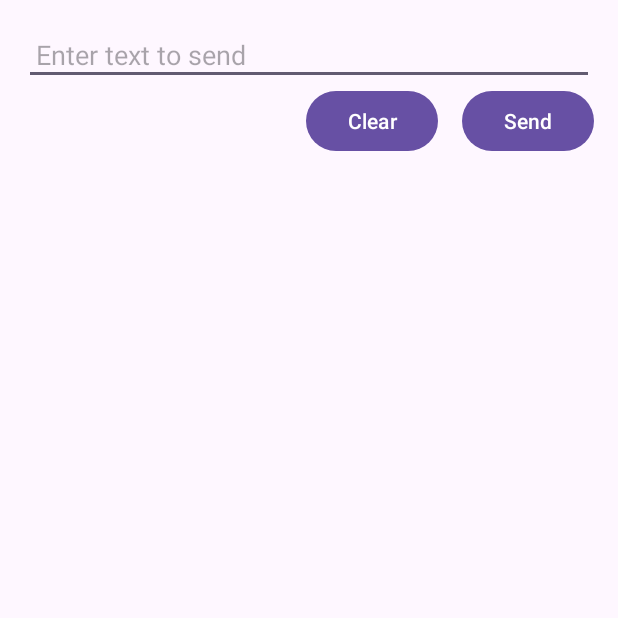
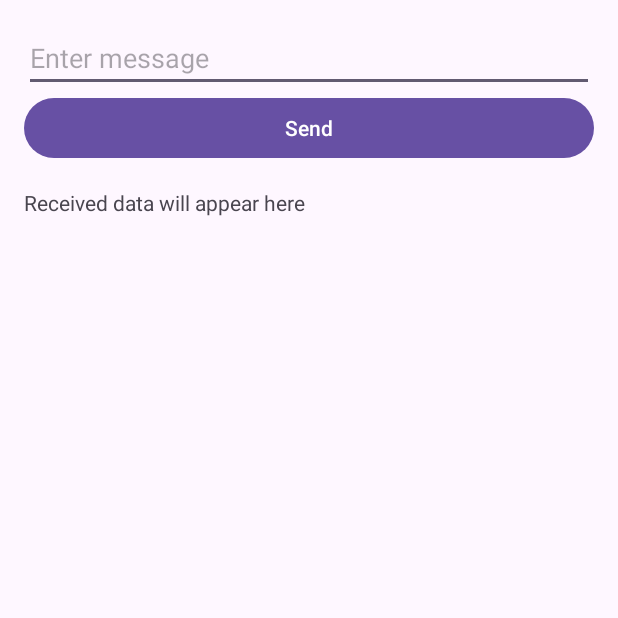
Before and after one commit to Almedada/ComTerminal, an Android app: the fragment FragmentTerminal shown on its own in the app's theme, after a tap on "Send", on a phone screen of 412 x 824 dp, the top half of it. Run offline under Robolectric (Android 15) with nearby library versions, the phone set to English and light mode, and no system bars.

```diff
--- a/Android/app/src/main/java/com/example/comterminal/FragmentTerminal.java
+++ b/Android/app/src/main/java/com/example/comterminal/FragmentTerminal.java
@@ -1,53 +1,95 @@
 package com.example.comterminal;
 
+import android.bluetooth.BluetoothSocket;
 import android.os.Bundle;
+import android.os.Handler;
+import android.os.Looper;
+import android.util.Log;
 import android.view.LayoutInflater;
 import android.view.View;
 import android.view.ViewGroup;
 import android.widget.Button;
 import android.widget.EditText;
 import android.widget.TextView;
+import androidx.annotation.NonNull;
+import androidx.fragment.app.Fragment;
 
-import androidx.annotation.NonNull;
-import androidx.annotation.Nullable;
-import androidx.fragment.app.Fragment;
+import java.io.IOException;
+import java.io.InputStream;
+import java.io.OutputStream;
 
 public class FragmentTerminal extends Fragment {
 
-    private EditText etTerminalInput;
-    private Button btnClear, btnSend;
-    private TextView tvTerminalOutput;
+    private BluetoothSocket bluetoothSocket;
+    private TextView textViewOutput;
+    private EditText editTextInput;
+    private OutputStream outputStream;
+    private InputStream inputStream;
+    private Handler handler = new Handler(Looper.getMainLooper());
 
-    @Nullable
     @Override
-    public View onCreateView(@NonNull LayoutInflater inflater, @Nullable ViewGroup container, @Nullable Bundle savedInstanceState) {
+    public View onCreateView(LayoutInflater inflater, ViewGroup container, Bundle savedInstanceState) {
+        // Inflating the layout for this fragment
         View view = inflater.inflate(R.layout.fragment_terminal, container, false);
 
-        etTerminalInput = view.findViewById(R.id.et_terminal_input);
-        btnClear = view.findViewById(R.id.btn_clear);
-        btnSend = view.findViewById(R.id.btn_send);
-        tvTerminalOutput = view.findViewById(R.id.tv_terminal_output);
+        // Getting references to UI elements
+        textViewOutput = view.findViewById(R.id.textViewOutput);
+        editTextInput = view.findViewById(R.id.editTextInput);
+        Button buttonSend = view.findViewById(R.id.buttonSend);
 
-        // Очистка строки ввода и вывода
-        btnClear.setOnClickListener(v -> {
-            etTerminalInput.setText(""); // Очистить поле ввода
-            tvTerminalOutput.setText(""); // Очистить терминал
-        });
-
-        // Отправка текста
-        btnSend.setOnClickListener(v -> {
-            String textToSend = etTerminalInput.getText().toString().trim();
-            if (!textToSend.isEmpty()) {
-                sendDataViaSPP(textToSend);
-                etTerminalInput.setText(""); // Очистить поле ввода после отправки
-            }
-        });
+        // Set up the send button
+        buttonSend.setOnClickListener(v -> sendMessage());
 
         return view;
     }
 
-    private void sendDataViaSPP(String data) {
-        // TODO: Реализуйте передачу данных через COM-порт
-        tvTerminalOutput.append("Sent: " + data + "\n");
+    // Method to set Bluetooth socket
+    public void setBluetoothSocket(BluetoothSocket socket) {
+        this.bluetoothSocket = socket;
+        try {
+            outputStream = bluetoothSocket.getOutputStream();
+            inputStream = bluetoothSocket.getInputStream();
+            startListeningForData(); // Start listening for incoming data
+        } catch (IOException e) {
+            e.printStackTrace();
+        }
+    }
+
+    // Method to send a message
+    private void sendMessage() {
+        String message = editTextInput.getText().toString();
+        if (!message.isEmpty()) {
+            if (outputStream != null) {
+                try {
+                    outputStream.write(message.getBytes()); // Send data over Bluetooth
+                    outputStream.flush();
+                    editTextInput.setText(""); // Clear the input field
+                } catch (IOException e) {
+                    e.printStackTrace();
+                }
+            } else {
+                Log.e("FragmentTerminal", "OutputStream is null. Bluetooth socket not initialized.");
+            }
+        }
+    }
+
+    // Method to listen for incoming data
+    private void startListeningForData() {
+        new Thread(() -> {
+            byte[] buffer = new byte[1024];
+            int bytes;
+            while (true) {
+                try {
+                    // Read data from the input stream
+                    bytes = inputStream.read(buffer);
+                    String readMessage = new String(buffer, 0, bytes);
+                    // Update the UI on the main thread
+                    handler.post(() -> textViewOutput.append(readMessage + "\n"));
+                } catch (IOException e) {
+                    e.printStackTrace();
+                    break;
+                }
+            }
+        }).start();
     }
 }
--- a/Android/app/src/main/res/layout/fragment_terminal.xml
+++ b/Android/app/src/main/res/layout/fragment_terminal.xml
@@ -5,39 +5,27 @@
     android:orientation="vertical"
     android:padding="16dp">
 
+    <!-- Field for input data -->
     <EditText
-        android:id="@+id/et_terminal_input"
+        android:id="@+id/editTextInput"
         android:layout_width="match_parent"
         android:layout_height="wrap_content"
-        android:hint="Enter text to send"
-        android:inputType="text"
-        android:padding="8dp" />
+        android:hint="Enter message"
+        android:inputType="text" />
 
-    <LinearLayout
+    <!-- Button for sending data -->
+    <Button
+        android:id="@+id/buttonSend"
         android:layout_width="match_parent"
         android:layout_height="wrap_content"
-        android:orientation="horizontal"
-        android:gravity="end">
+        android:text="Send" />
 
-        <Button
-            android:id="@+id/btn_clear"
-            android:layout_width="wrap_content"
-            android:layout_height="wrap_content"
-            android:text="Clear" />
-
-        <Button
-            android:id="@+id/btn_send"
-            android:layout_width="wrap_content"
-            android:layout_height="wrap_content"
-            android:text="Send"
-            android:layout_marginStart="16dp" />
-    </LinearLayout>
-
+    <!-- Field to display received data -->
     <TextView
-        android:id="@+id/tv_terminal_output"
+        android:id="@+id/textViewOutput"
         android:layout_width="match_parent"
         android:layout_height="wrap_content"
-        android:text=""
-        android:paddingTop="16dp"
-        android:textAppearance="?android:attr/textAppearanceMedium" />
+        android:text="Received data will appear here"
+        android:paddingTop="16dp" />
+
 </LinearLayout>
```
Also changed, not shown: Android/app/src/main/java/com/example/comterminal/FragmentDeviceScan.java (+65 -18 lines), Android/app/src/main/java/com/example/comterminal/MainActivity.java (+18 -4 lines), Android/app/src/main/res/layout/fragment_device_scan.xml (+17 -7 lines), 1 other file.
